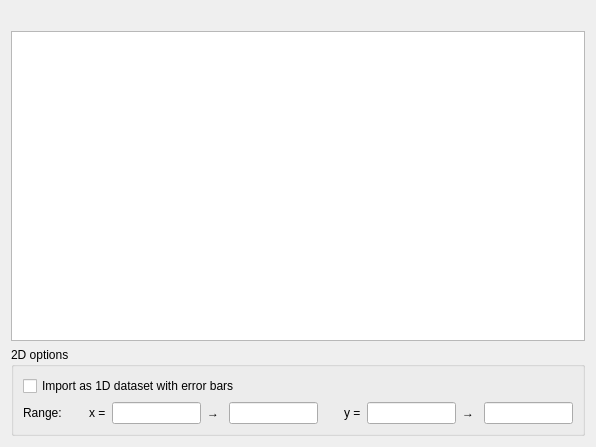
This is ui/import_fits2.ui in veusz/veusz as Qt 5 draws it before an edit. The edited form follows.
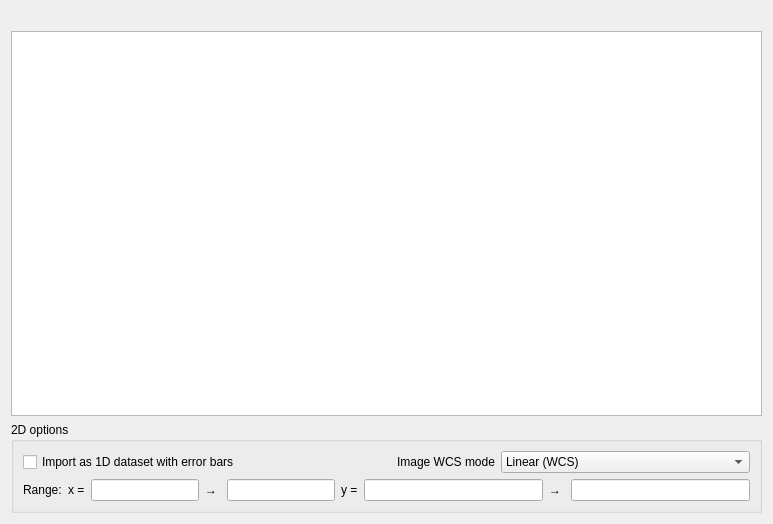
This is the edited form.

Commit message: Add support for WCS in new fits import

What changed in the file:
```diff
--- a/ui/import_fits2.ui
+++ b/ui/import_fits2.ui
@@ -6,14 +6,14 @@
    <rect>
     <x>0</x>
     <y>0</y>
-    <width>596</width>
-    <height>447</height>
+    <width>773</width>
+    <height>524</height>
    </rect>
   </property>
   <property name="windowTitle">
    <string>Form</string>
   </property>
-  <layout class="QVBoxLayout" name="verticalLayout_2">
+  <layout class="QVBoxLayout" name="verticalLayout">
    <item>
     <widget class="QLabel" name="fitsimportstatus">
      <property name="text">
@@ -29,15 +29,53 @@
      <property name="title">
       <string>2D options</string>
      </property>
-     <layout class="QVBoxLayout" name="verticalLayout">
-      <item>
+     <layout class="QGridLayout" name="gridLayout">
+      <item row="0" column="0">
        <widget class="QCheckBox" name="fitstwodimport1d">
         <property name="text">
          <string>Import as 1D dataset with error bars</string>
         </property>
        </widget>
       </item>
-      <item>
+      <item row="0" column="1" colspan="2">
+       <layout class="QHBoxLayout" name="horizontalLayout_2">
+        <item>
+         <widget class="QLabel" name="label_6">
+          <property name="text">
+           <string>Image WCS mode</string>
+          </property>
+          <property name="alignment">
+           <set>Qt::AlignRight|Qt::AlignTrailing|Qt::AlignVCenter</set>
+          </property>
+         </widget>
+        </item>
+        <item>
+         <widget class="QComboBox" name="fitswcsmode">
+          <item>
+           <property name="text">
+            <string extracomment="Use WCS keywords assuming linear coordinates">Linear (WCS)</string>
+           </property>
+          </item>
+          <item>
+           <property name="text">
+            <string extracomment="Pixels numbered from 0">Pixel (simple)</string>
+           </property>
+          </item>
+          <item>
+           <property name="text">
+            <string extracomment="Pixels numbered from reference pixel">Pixel (WCS)</string>
+           </property>
+          </item>
+          <item>
+           <property name="text">
+            <string extracomment="Fraction from 0 to 1">Fractional</string>
+           </property>
+          </item>
+         </widget>
+        </item>
+       </layout>
+      </item>
+      <item row="1" column="0" colspan="2">
        <layout class="QHBoxLayout" name="horizontalLayout">
         <item>
          <widget class="QLabel" name="label">
@@ -46,19 +84,6 @@
           </property>
          </widget>
         </item>
-        <item>
-         <spacer name="horizontalSpacer_2">
-          <property name="orientation">
-           <enum>Qt::Horizontal</enum>
-          </property>
-          <property name="sizeHint" stdset="0">
-           <size>
-            <width>40</width>
-            <height>20</height>
-           </size>
-          </property>
-         </spacer>
-        </item>
         <item>
          <widget class="QLabel" name="label_2">
           <property name="text">
@@ -79,19 +104,10 @@
         <item>
          <widget class="QLineEdit" name="fitstwodmaxx"/>
         </item>
-        <item>
-         <spacer name="horizontalSpacer">
-          <property name="orientation">
-           <enum>Qt::Horizontal</enum>
-          </property>
-          <property name="sizeHint" stdset="0">
-           <size>
-            <width>40</width>
-            <height>20</height>
-           </size>
-          </property>
-         </spacer>
-        </item>
+       </layout>
+      </item>
+      <item row="1" column="2">
+       <layout class="QHBoxLayout" name="horizontalLayout_3">
         <item>
          <widget class="QLabel" name="label_4">
           <property name="text">
```
The commit also changes 3 other files.
